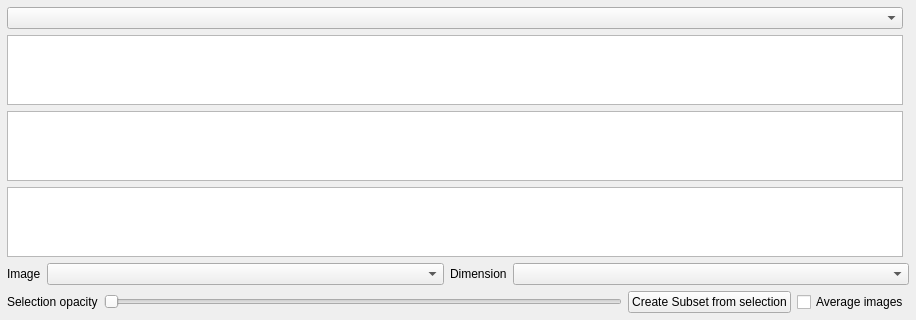
ManiVaultStudio/ImageViewerPlugin, file src/SettingsWidget.ui: the form before one commit.
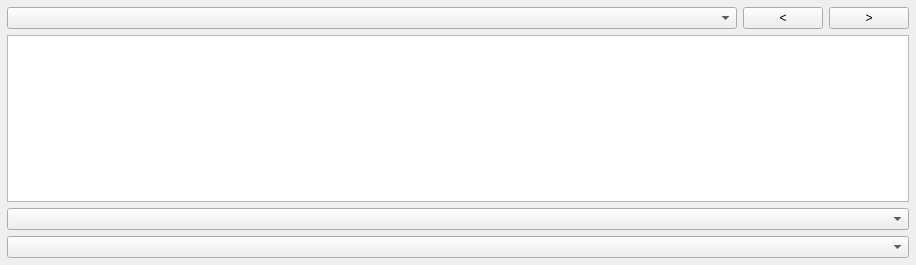
The form after the commit.

Diff of the .ui file:
```diff
--- a/src/SettingsWidget.ui
+++ b/src/SettingsWidget.ui
@@ -32,54 +32,41 @@
    <property name="bottomMargin">
     <number>7</number>
    </property>
+   <item row="0" column="0">
+    <layout class="QHBoxLayout" name="horizontalLayout">
+     <property name="topMargin">
+      <number>0</number>
+     </property>
+     <item>
+      <widget class="QComboBox" name="datasetsComboBox">
+       <property name="sizePolicy">
+        <sizepolicy hsizetype="Preferred" vsizetype="Fixed">
+         <horstretch>1</horstretch>
+         <verstretch>0</verstretch>
+        </sizepolicy>
+       </property>
+      </widget>
+     </item>
+     <item>
+      <widget class="QPushButton" name="previousPushButton">
+       <property name="text">
+        <string>&lt;</string>
+       </property>
+      </widget>
+     </item>
+     <item>
+      <widget class="QPushButton" name="nextPushButton">
+       <property name="text">
+        <string>&gt;</string>
+       </property>
+      </widget>
+     </item>
+    </layout>
+   </item>
    <item row="3" column="0">
-    <widget class="QTableView" name="layersTableView"/>
+    <widget class="QComboBox" name="currentImageComboBox"/>
    </item>
-   <item row="5" column="0" colspan="2">
-    <layout class="QHBoxLayout" name="horizontalLayout2">
-     <item>
-      <widget class="QLabel" name="selectionOpacityLabel">
-       <property name="toolTip">
-        <string>Selection overlay opacity</string>
-       </property>
-       <property name="text">
-        <string>Selection opacity</string>
-       </property>
-      </widget>
-     </item>
-     <item>
-      <widget class="QSlider" name="selectionOpacitySlider">
-       <property name="toolTip">
-        <string>Selection overlay opacity</string>
-       </property>
-       <property name="orientation">
-        <enum>Qt::Horizontal</enum>
-       </property>
-      </widget>
-     </item>
-     <item>
-      <widget class="QPushButton" name="createSubsetFromSelectionPushButton">
-       <property name="toolTip">
-        <string>Create image data set from the selection boundaries</string>
-       </property>
-       <property name="text">
-        <string>Create Subset from selection</string>
-       </property>
-      </widget>
-     </item>
-     <item>
-      <widget class="QCheckBox" name="averageImagesCheckBox">
-       <property name="toolTip">
-        <string>Average images (sequence)</string>
-       </property>
-       <property name="text">
-        <string>Average images</string>
-       </property>
-      </widget>
-     </item>
-    </layout>
-   </item>
-   <item row="1" column="0">
+   <item row="2" column="0">
     <widget class="QTableView" name="datasetsTableView">
      <property name="editTriggers">
       <set>QAbstractItemView::NoEditTriggers</set>
@@ -107,76 +94,8 @@
      </attribute>
     </widget>
    </item>
-   <item row="2" column="0">
-    <widget class="QTableView" name="imagesTableView"/>
-   </item>
-   <item row="4" column="0" colspan="2">
-    <layout class="QHBoxLayout" name="horizontalLayout_3">
-     <property name="leftMargin">
-      <number>0</number>
-     </property>
-     <item>
-      <widget class="QLabel" name="currentImageLabel">
-       <property name="sizePolicy">
-        <sizepolicy hsizetype="Minimum" vsizetype="Preferred">
-         <horstretch>0</horstretch>
-         <verstretch>0</verstretch>
-        </sizepolicy>
-       </property>
-       <property name="toolTip">
-        <string>Image dataset image selection</string>
-       </property>
-       <property name="text">
-        <string>Image</string>
-       </property>
-      </widget>
-     </item>
-     <item>
-      <widget class="QComboBox" name="imagesComboBox">
-       <property name="sizePolicy">
-        <sizepolicy hsizetype="MinimumExpanding" vsizetype="Fixed">
-         <horstretch>0</horstretch>
-         <verstretch>0</verstretch>
-        </sizepolicy>
-       </property>
-       <property name="toolTip">
-        <string>Current image dataset image</string>
-       </property>
-      </widget>
-     </item>
-     <item>
-      <widget class="QLabel" name="currentDimensionLabel">
-       <property name="sizePolicy">
-        <sizepolicy hsizetype="Minimum" vsizetype="Preferred">
-         <horstretch>0</horstretch>
-         <verstretch>0</verstretch>
-        </sizepolicy>
-       </property>
-       <property name="toolTip">
-        <string>Image dataset dimension selection</string>
-       </property>
-       <property name="text">
-        <string>Dimension</string>
-       </property>
-      </widget>
-     </item>
-     <item>
-      <widget class="QComboBox" name="dimensionsComboBox">
-       <property name="sizePolicy">
-        <sizepolicy hsizetype="MinimumExpanding" vsizetype="Fixed">
-         <horstretch>0</horstretch>
-         <verstretch>0</verstretch>
-        </sizepolicy>
-       </property>
-       <property name="toolTip">
-        <string>Current image dataset dimension</string>
-       </property>
-      </widget>
-     </item>
-    </layout>
-   </item>
-   <item row="0" column="0">
-    <widget class="QComboBox" name="datasetsComboBox"/>
+   <item row="4" column="0">
+    <widget class="QComboBox" name="currentDimensionComboBox"/>
    </item>
   </layout>
  </widget>
```
